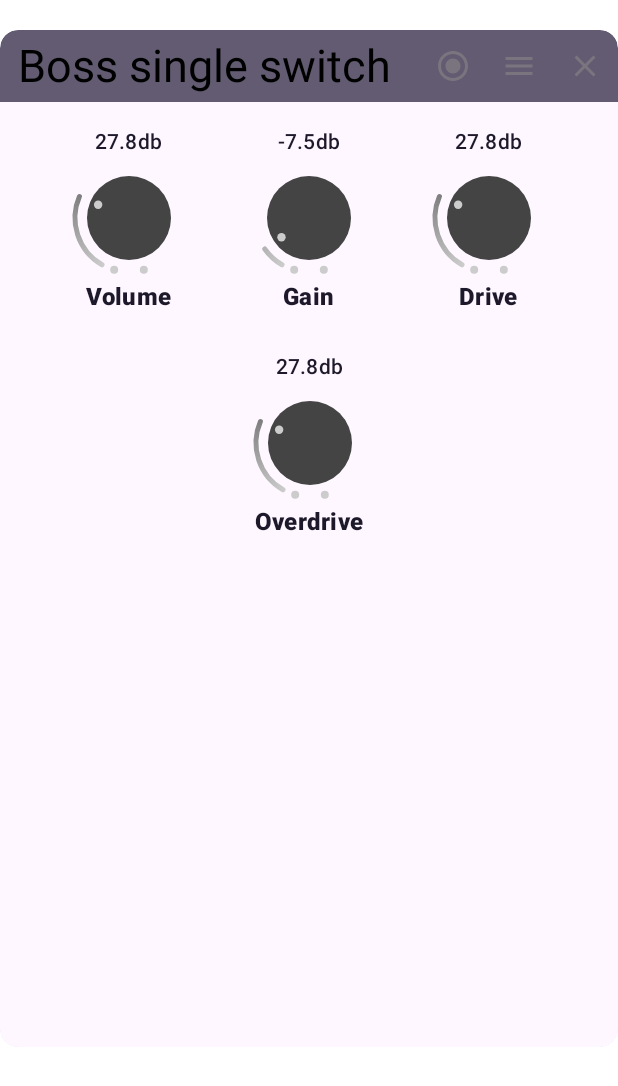
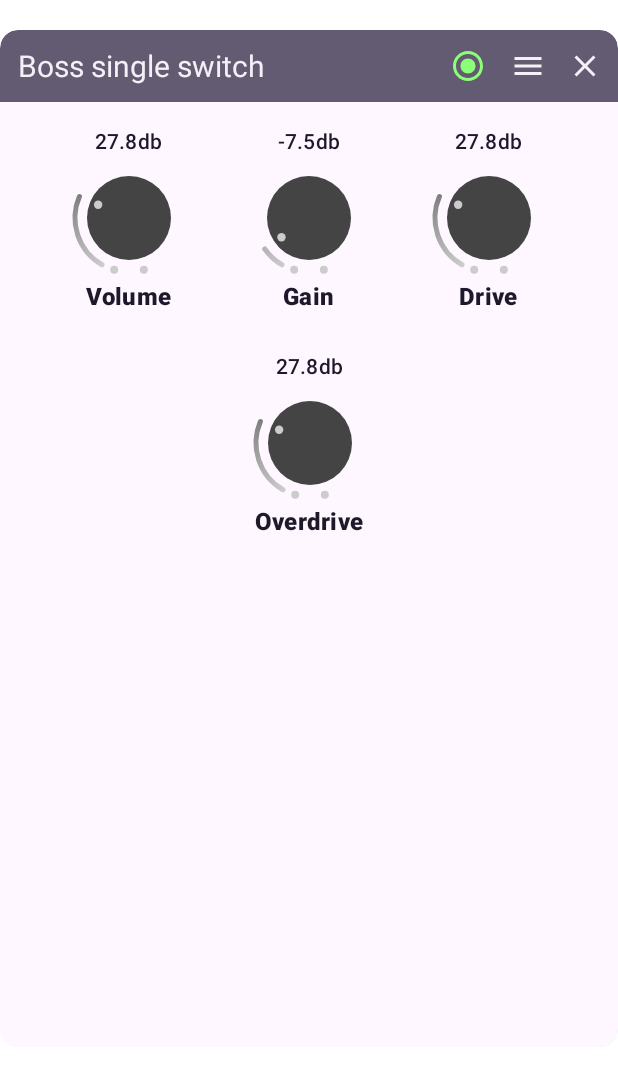
Before and after one commit to arutemu/pedalboard, an Android app built with Jetpack Compose: the @Preview function PedalboardMobileCardPreview, on a phone screen of 412 x 824 dp. Shown: the top 1086 px of the screen. Run offline under Robolectric (Android 15) with nearby library versions, the phone set to English and light mode, and no system bars.

Commit message:
Changes: - refactored the Plugin header part a bit

```diff
--- a/app/src/main/java/com/mukuro/pedalboard/ui/components/PedalboardPluginCard.kt
+++ b/app/src/main/java/com/mukuro/pedalboard/ui/components/PedalboardPluginCard.kt
@@ -5,6 +5,7 @@ package com.mukuro.pedalboard.ui.components
 // for background
 // for palette
 import androidx.annotation.FloatRange
+import androidx.compose.animation.animateColorAsState
 import androidx.compose.foundation.Canvas
 import androidx.compose.foundation.background
 import androidx.compose.foundation.gestures.detectDragGestures
@@ -34,6 +35,7 @@ import androidx.compose.material3.Card
 import androidx.compose.material3.CardDefaults
 import androidx.compose.material3.Icon
 import androidx.compose.material3.IconButton
+import androidx.compose.material3.IconToggleButton
 import androidx.compose.material3.MaterialTheme
 import androidx.compose.material3.Text
 import androidx.compose.runtime.Composable
@@ -122,6 +124,8 @@ fun PedalboardPluginCard(
             else MaterialTheme.colorScheme.surfaceVariant
         )
     ) {
+        var turnedOn: Boolean by rememberSaveable { mutableStateOf(true) } // TODO - change to rememberSavable if needed
+
         Box(modifier = Modifier.fillMaxSize()) { // BoxWithConstraints
 
             // TODO - part of background image implementation. Waiting for a proper refactor
@@ -168,35 +172,37 @@ fun PedalboardPluginCard(
                         modifier = Modifier
                             .weight(1f)
                             //.align(Alignment.CenterHorizontally)
-                            .padding(start = 12.dp),
+                            .padding(start = 12.dp, end = 4.dp),
                         style = TextStyle(
-                            color = Color.Black,
-                            fontSize = 30.sp,
+                            color = MaterialTheme.colorScheme.inverseOnSurface,
+                            fontSize = 20.sp,
                             fontStyle = FontStyle.Normal,
                             //fontWeight = FontWeight.Bold,
                         )
                     )
-                    IconButton( // Icon 1
-                        onClick = { /*TODO*/ },
+                    IconToggleButton( // Icon 1
+                        checked = turnedOn,
+                        onCheckedChange = { turnedOn = it },
                         modifier = Modifier
+                            //.aspectRatio(1f)
                             .size(40.dp)
-                            .padding(end = 4.dp)
                         //.align(Alignment.Vertical)
                         //.clip(CircleShape)
                         //.background(MaterialTheme.colorScheme.surface)
                     ) {
+                        val tint by animateColorAsState(if (turnedOn) Color(0xff8cff78) else Color(0xFFEC407A), label = "ON State")
                         Icon(
                             imageVector = Icons.Default.RadioButtonChecked,
                             contentDescription = "Move vertically",
-                            tint = MaterialTheme.colorScheme.outline
+                            tint = tint
                         )
                     }
-                    Spacer(modifier = Modifier.width(4.dp))
+                    //Spacer(modifier = Modifier.width(4.dp))
                     IconButton( // Icon 2
                         onClick = { /*TODO*/ },
                         modifier = Modifier
+                            //.aspectRatio(1f)
                             .size(40.dp)
-                            .padding(end = 4.dp)
                         //.align(Alignment.Vertical)
                         //.clip(CircleShape)
                         //.background(MaterialTheme.colorScheme.surface)
@@ -204,13 +210,14 @@ fun PedalboardPluginCard(
                         Icon(
                             imageVector = Icons.Default.Menu,
                             contentDescription = "Favorite",
-                            tint = MaterialTheme.colorScheme.outline
+                            tint = MaterialTheme.colorScheme.inverseOnSurface
                         )
                     }
-                    Spacer(modifier = Modifier.width(4.dp))
+                    //Spacer(modifier = Modifier.width(4.dp))
                     IconButton( // Icon 3
                         onClick = { /*TODO*/ },
                         modifier = Modifier
+                            //.aspectRatio(1f)
                             .size(40.dp)
                             .padding(end = 4.dp)
                         //.align(Alignment.Vertical)
@@ -220,7 +227,7 @@ fun PedalboardPluginCard(
                         Icon(
                             imageVector = Icons.Default.Close,
                             contentDescription = "Favorite",
-                            tint = MaterialTheme.colorScheme.outline
+                            tint = MaterialTheme.colorScheme.inverseOnSurface
                         )
                     }
                 }
@@ -309,7 +316,9 @@ fun VolumeKnob(
     var angle: Float by rememberSaveable { mutableStateOf(startPosition) }
 
     Column(
-        modifier = modifier.wrapContentSize().pointerInput(Unit) { // Probably a good idea is to change the gesture to .draggable
+        modifier = modifier
+            .wrapContentSize()
+            .pointerInput(Unit) { // Probably a good idea is to change the gesture to .draggable
                 detectDragGestures { change, _ ->
                     val dragDistance = change.position - change.previousPosition
                     angle += dragDistance.x / (8 * knobSize)
```
Lines whose indentation alone changed are shown as unchanged.
